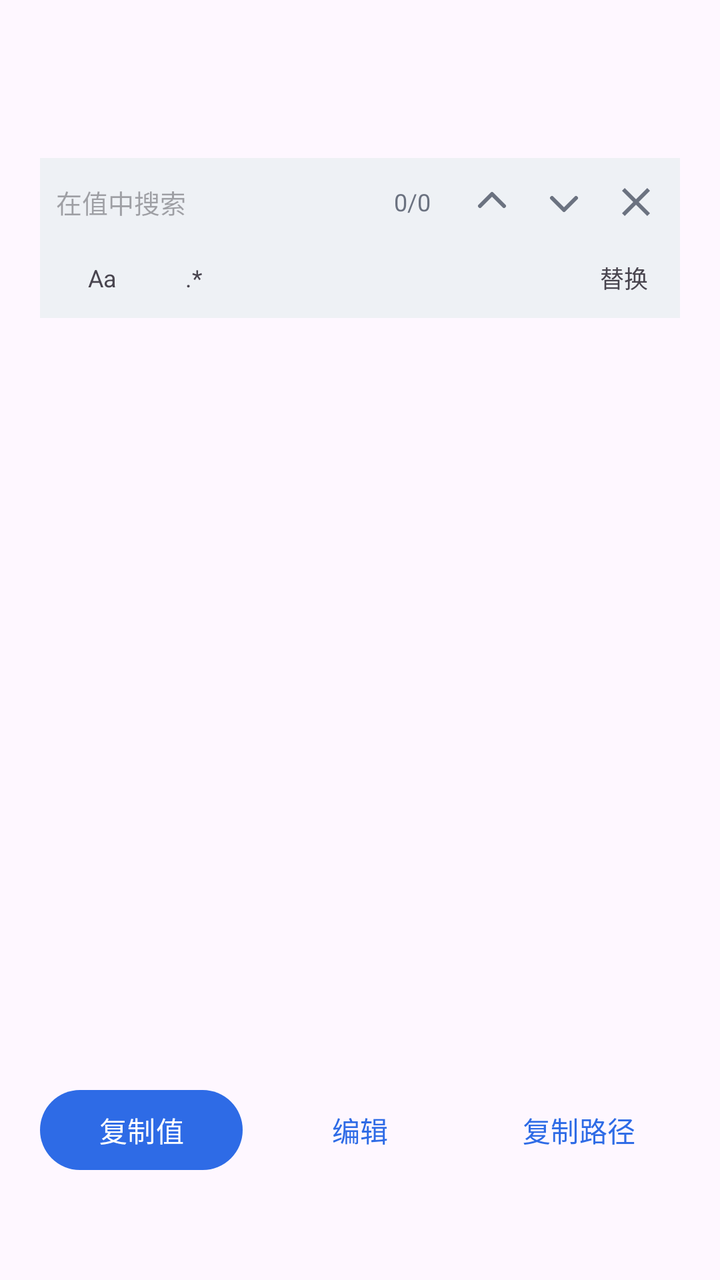
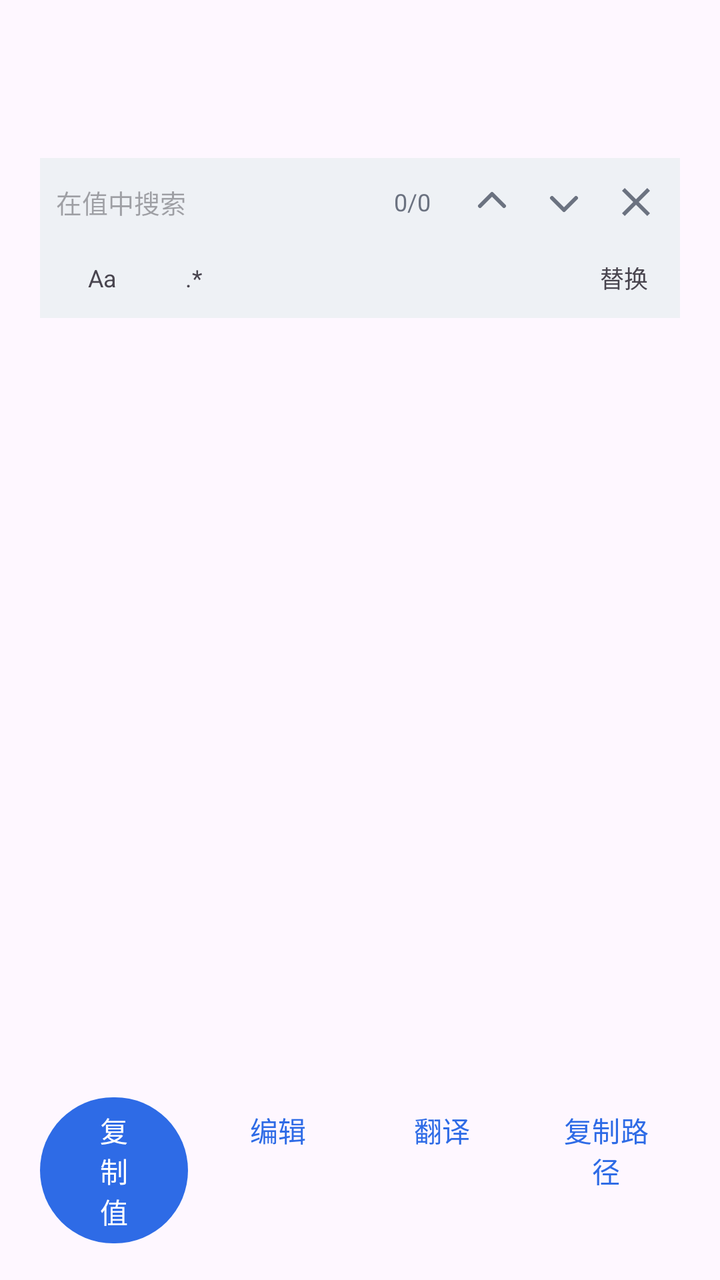

Compare the two renders of this Android layout. The source of the first and the diff that turns it into the second are given below.
<!-- AndroidManifest.xml: application theme Theme.JsonViewer -->
<!-- res/layout/sheet_value.xml -->
<?xml version="1.0" encoding="utf-8"?>
<LinearLayout xmlns:android="http://schemas.android.com/apk/res/android"
    xmlns:app="http://schemas.android.com/apk/res-auto"
    android:id="@+id/valueRoot"
    android:layout_width="match_parent"
    android:layout_height="wrap_content"
    android:orientation="vertical"
    android:paddingStart="20dp"
    android:paddingTop="16dp"
    android:paddingEnd="20dp"
    android:paddingBottom="12dp">

    <TextView
        android:id="@+id/valueTitle"
        android:layout_width="match_parent"
        android:layout_height="wrap_content"
        android:ellipsize="middle"
        android:singleLine="true"
        android:textColor="@color/editor_text"
        android:textSize="16sp"
        android:textStyle="bold" />

    <TextView
        android:id="@+id/valuePath"
        android:layout_width="match_parent"
        android:layout_height="wrap_content"
        android:layout_marginTop="2dp"
        android:ellipsize="start"
        android:singleLine="true"
        android:textColor="@color/json_null"
        android:textSize="11sp" />

    <TextView
        android:id="@+id/valueMeta"
        android:layout_width="match_parent"
        android:layout_height="wrap_content"
        android:layout_marginTop="2dp"
        android:textColor="@color/json_null"
        android:textSize="11sp" />

    
    <LinearLayout
        android:id="@+id/searchPanelValue"
        android:layout_width="match_parent"
        android:layout_height="wrap_content"
        android:layout_marginTop="8dp"
        android:background="@color/editor_gutter"
        android:orientation="vertical"
        android:paddingStart="8dp"
        android:paddingEnd="4dp"
        android:paddingBottom="4dp">

    <LinearLayout
        android:id="@+id/searchRowValue"
        android:layout_width="match_parent"
        android:layout_height="44dp"
        android:gravity="center_vertical"
        android:orientation="horizontal">

        <EditText
            android:id="@+id/searchInputValue"
            android:layout_width="0dp"
            android:layout_height="match_parent"
            android:layout_weight="1"
            android:background="@null"
            android:hint="在值中搜索"
            android:imeOptions="actionSearch"
            android:inputType="text"
            android:singleLine="true"
            android:textSize="13sp" />

        <TextView
            android:id="@+id/searchCountValue"
            android:layout_width="wrap_content"
            android:layout_height="wrap_content"
            android:gravity="center"
            android:minWidth="44dp"
            android:text="0/0"
            android:textColor="@color/json_null"
            android:textSize="12sp" />

        <ImageButton
            android:id="@+id/searchPrevValue"
            android:layout_width="36dp"
            android:layout_height="36dp"
            android:background="?attr/selectableItemBackgroundBorderless"
            android:contentDescription="上一个"
            android:src="@drawable/ic_arrow_up"
            app:tint="@color/json_null" />

        <ImageButton
            android:id="@+id/searchNextValue"
            android:layout_width="36dp"
            android:layout_height="36dp"
            android:background="?attr/selectableItemBackgroundBorderless"
            android:contentDescription="下一个"
            android:src="@drawable/ic_arrow_down"
            app:tint="@color/json_null" />

        <ImageButton
            android:id="@+id/searchCloseValue"
            android:layout_width="36dp"
            android:layout_height="36dp"
            android:background="?attr/selectableItemBackgroundBorderless"
            android:contentDescription="关闭搜索"
            android:src="@drawable/ic_close"
            app:tint="@color/json_null" />
    </LinearLayout>

    
    <include layout="@layout/view_search_options" />
    </LinearLayout>

    
    <HorizontalScrollView
        android:id="@+id/typeRowScroll"
        android:layout_width="match_parent"
        android:layout_height="wrap_content"
        android:layout_marginTop="8dp"
        android:clipToPadding="false"
        android:scrollbars="none"
        android:visibility="gone">

        <LinearLayout
            android:id="@+id/typeRow"
            android:layout_width="wrap_content"
            android:layout_height="wrap_content"
            android:orientation="horizontal" />
    </HorizontalScrollView>

    
    <FrameLayout
        android:id="@+id/valueScrollContainer"
        android:layout_width="match_parent"
        android:layout_height="360dp"
        android:layout_marginTop="10dp">

        <androidx.core.widget.NestedScrollView
            android:id="@+id/valueScroll"
            android:layout_width="match_parent"
            android:layout_height="match_parent"
            android:scrollbars="none">

            <TextView
                android:id="@+id/valueFull"
                android:layout_width="match_parent"
                android:layout_height="wrap_content"
                android:fontFamily="monospace"
                android:textColor="@color/editor_text"
                android:textIsSelectable="true"
                android:textSize="13sp" />
        </androidx.core.widget.NestedScrollView>

        <View
            android:id="@+id/scrollThumb"
            android:layout_width="12dp"
            android:layout_height="48dp"
            android:layout_gravity="end"
            android:layout_marginEnd="1dp"
            android:background="@drawable/scrollbar_thumb"
            android:visibility="gone" />

        
        <com.guaner.jsonviewer.ui.CodeEditorView
            android:id="@+id/valueEditor"
            android:layout_width="match_parent"
            android:layout_height="match_parent"
            android:visibility="gone" />
    </FrameLayout>

    
    <LinearLayout
        android:id="@+id/actionRowReadonly"
        android:layout_width="match_parent"
        android:layout_height="wrap_content"
        android:layout_marginTop="12dp"
        android:orientation="horizontal">

        <Button
            android:id="@+id/copyValueButton"
            style="@style/Widget.Material3.Button"
            android:layout_width="0dp"
            android:layout_height="wrap_content"
            android:layout_weight="1"
            android:text="复制值" />

        <Space
            android:layout_width="8dp"
            android:layout_height="wrap_content" />

        <Button
            android:id="@+id/editValueButton"
            style="@style/Widget.Material3.Button.TextButton"
            android:layout_width="0dp"
            android:layout_height="wrap_content"
            android:layout_weight="1"
            android:text="编辑" />

        <Space
            android:layout_width="8dp"
            android:layout_height="wrap_content" />

        <Button
            android:id="@+id/copyPathButton"
            style="@style/Widget.Material3.Button.TextButton"
            android:layout_width="0dp"
            android:layout_height="wrap_content"
            android:layout_weight="1"
            android:text="复制路径" />
    </LinearLayout>

    
    <LinearLayout
        android:id="@+id/actionRowEdit"
        android:layout_width="match_parent"
        android:layout_height="wrap_content"
        android:layout_marginTop="12dp"
        android:orientation="horizontal"
        android:visibility="gone">

        <Button
            android:id="@+id/resetValueButton"
            style="@style/Widget.Material3.Button.TextButton"
            android:layout_width="0dp"
            android:layout_height="wrap_content"
            android:layout_weight="1"
            android:text="重置" />

        <Space
            android:layout_width="8dp"
            android:layout_height="wrap_content" />

        <Button
            android:id="@+id/cancelEditButton"
            style="@style/Widget.Material3.Button.TextButton"
            android:layout_width="0dp"
            android:layout_height="wrap_content"
            android:layout_weight="1"
            android:text="取消" />

        <Space
            android:layout_width="8dp"
            android:layout_height="wrap_content" />

        <Button
            android:id="@+id/saveValueButton"
            style="@style/Widget.Material3.Button"
            android:layout_width="0dp"
            android:layout_height="wrap_content"
            android:layout_weight="1"
            android:text="保存" />
    </LinearLayout>

</LinearLayout>
<!-- res/layout/view_search_options.xml (included above) -->
<?xml version="1.0" encoding="utf-8"?>
<merge xmlns:android="http://schemas.android.com/apk/res/android">

    <LinearLayout
        android:id="@+id/searchOptionsRow"
        android:layout_width="match_parent"
        android:layout_height="32dp"
        android:gravity="center_vertical"
        android:orientation="horizontal">

        <TextView
            android:id="@+id/searchCaseToggle"
            android:layout_width="wrap_content"
            android:layout_height="match_parent"
            android:gravity="center"
            android:minWidth="46dp"
            android:paddingStart="8dp"
            android:paddingEnd="8dp"
            android:text="Aa"
            android:textSize="12sp" />

        <TextView
            android:id="@+id/searchRegexToggle"
            android:layout_width="wrap_content"
            android:layout_height="match_parent"
            android:gravity="center"
            android:minWidth="46dp"
            android:paddingStart="8dp"
            android:paddingEnd="8dp"
            android:text=".*"
            android:textSize="12sp" />

        <View
            android:layout_width="0dp"
            android:layout_height="1dp"
            android:layout_weight="1" />

        <TextView
            android:id="@+id/searchReplaceToggle"
            android:layout_width="wrap_content"
            android:layout_height="match_parent"
            android:gravity="center"
            android:paddingStart="12dp"
            android:paddingEnd="12dp"
            android:text="替换"
            android:textSize="12sp" />
    </LinearLayout>

    <LinearLayout
        android:id="@+id/searchReplaceRow"
        android:layout_width="match_parent"
        android:layout_height="40dp"
        android:gravity="center_vertical"
        android:orientation="horizontal"
        android:visibility="gone">

        <EditText
            android:id="@+id/searchReplaceInput"
            android:layout_width="0dp"
            android:layout_height="match_parent"
            android:layout_weight="1"
            android:background="@null"
            android:hint="替换为"
            android:imeOptions="actionDone"
            android:inputType="text"
            android:singleLine="true"
            android:textSize="13sp" />

        <TextView
            android:id="@+id/searchReplaceOne"
            android:layout_width="wrap_content"
            android:layout_height="match_parent"
            android:gravity="center"
            android:paddingStart="10dp"
            android:paddingEnd="10dp"
            android:text="替换"
            android:textSize="12sp" />

        <TextView
            android:id="@+id/searchReplaceAll"
            android:layout_width="wrap_content"
            android:layout_height="match_parent"
            android:gravity="center"
            android:paddingStart="10dp"
            android:paddingEnd="10dp"
            android:text="全部"
            android:textSize="12sp" />
    </LinearLayout>
</merge>
<!-- resources referenced by this layout -->
<resources>
  <color name="editor_gutter">#EEF1F5</color>
  <color name="editor_text">#1F2933</color>
  <color name="json_null">#6B7280</color>
  <!-- drawable ic_arrow_down (drawable) -->
  <?xml version="1.0" encoding="utf-8"?>
  <vector xmlns:android="http://schemas.android.com/apk/res/android"
      android:width="24dp"
      android:height="24dp"
      android:viewportWidth="24"
      android:viewportHeight="24">
      <path
          android:pathData="M6,10 L12,16 L18,10"
          android:strokeColor="@android:color/white"
          android:strokeWidth="2"
          android:strokeLineCap="round"
          android:strokeLineJoin="round" />
  </vector>
  <!-- drawable ic_arrow_up (drawable) -->
  <?xml version="1.0" encoding="utf-8"?>
  <vector xmlns:android="http://schemas.android.com/apk/res/android"
      android:width="24dp"
      android:height="24dp"
      android:viewportWidth="24"
      android:viewportHeight="24">
      <path
          android:pathData="M6,14 L12,8 L18,14"
          android:strokeColor="@android:color/white"
          android:strokeWidth="2"
          android:strokeLineCap="round"
          android:strokeLineJoin="round" />
  </vector>
  <!-- drawable ic_close (drawable) -->
  <?xml version="1.0" encoding="utf-8"?>
  <vector xmlns:android="http://schemas.android.com/apk/res/android"
      android:width="24dp"
      android:height="24dp"
      android:viewportWidth="24"
      android:viewportHeight="24">
      <path
          android:fillColor="@android:color/white"
          android:pathData="M19,6.41 L17.59,5 L12,10.59 L6.41,5 L5,6.41 L10.59,12 L5,17.59 L6.41,19 L12,13.41 L17.59,19 L19,17.59 L13.41,12 Z" />
  </vector>
  <!-- drawable scrollbar_thumb (drawable) -->
  <?xml version="1.0" encoding="utf-8"?>
  <layer-list xmlns:android="http://schemas.android.com/apk/res/android">
      <item
          android:left="2dp"
          android:right="2dp">
          <shape android:shape="rectangle">
              <solid android:color="#808080" />
              <corners android:radius="7dp" />
          </shape>
      </item>
  </layer-list>
  <style name="Theme.JsonViewer" parent="Theme.Material3.DayNight.NoActionBar">
          <item name="colorPrimary">@color/brand</item>
          <item name="colorOnPrimary">@color/white</item>
          <item name="colorSecondary">@color/brand</item>
      </style>
  <color name="brand">#2E6BE6</color>
  <color name="white">#FFFFFFFF</color>
</resources>

<!-- the commit's change to res/layout/sheet_value.xml (unified diff, before → after) -->
@@ -112,6 +112,71 @@
     </LinearLayout>
 
     
+    <LinearLayout
+        android:id="@+id/translatePanel"
+        android:layout_width="match_parent"
+        android:layout_height="wrap_content"
+        android:layout_marginTop="8dp"
+        android:background="@color/editor_gutter"
+        android:orientation="vertical"
+        android:paddingStart="10dp"
+        android:paddingTop="4dp"
+        android:paddingEnd="6dp"
+        android:paddingBottom="6dp"
+        android:visibility="gone">
+
+        <LinearLayout
+            android:layout_width="match_parent"
+            android:layout_height="wrap_content"
+            android:gravity="center_vertical"
+            android:orientation="horizontal">
+
+            <TextView
+                android:id="@+id/translateStatus"
+                android:layout_width="0dp"
+                android:layout_height="wrap_content"
+                android:layout_weight="1"
+                android:ellipsize="end"
+                android:singleLine="true"
+                android:textColor="@color/json_null"
+                android:textSize="11sp" />
+
+            <ImageButton
+                android:id="@+id/translateCopy"
+                android:layout_width="32dp"
+                android:layout_height="32dp"
+                android:background="?attr/selectableItemBackgroundBorderless"
+                android:contentDescription="复制翻译结果"
+                android:src="@drawable/ic_copy"
+                app:tint="@color/json_null" />
+
+            <ImageButton
+                android:id="@+id/translateClose"
+                android:layout_width="32dp"
+                android:layout_height="32dp"
+                android:background="?attr/selectableItemBackgroundBorderless"
+                android:contentDescription="关闭翻译"
+                android:src="@drawable/ic_close"
+                app:tint="@color/json_null" />
+        </LinearLayout>
+
+        <androidx.core.widget.NestedScrollView
+            android:id="@+id/translateScroll"
+            android:layout_width="match_parent"
+            android:layout_height="wrap_content"
+            android:scrollbars="none">
+
+            <TextView
+                android:id="@+id/translateResult"
+                android:layout_width="match_parent"
+                android:layout_height="wrap_content"
+                android:textColor="@color/editor_text"
+                android:textIsSelectable="true"
+                android:textSize="13sp" />
+        </androidx.core.widget.NestedScrollView>
+    </LinearLayout>
+
+    
     <HorizontalScrollView
         android:id="@+id/typeRowScroll"
         android:layout_width="match_parent"
@@ -201,6 +266,18 @@
             android:layout_height="wrap_content" />
 
         <Button
+            android:id="@+id/translateButton"
+            style="@style/Widget.Material3.Button.TextButton"
+            android:layout_width="0dp"
+            android:layout_height="wrap_content"
+            android:layout_weight="1"
+            android:text="翻译" />
+
+        <Space
+            android:layout_width="8dp"
+            android:layout_height="wrap_content" />
+
+        <Button
             android:id="@+id/copyPathButton"
             style="@style/Widget.Material3.Button.TextButton"
             android:layout_width="0dp"
<!-- resource entries referenced after the edit -->
@@ -42,6 +42,20 @@
           android:fillColor="@android:color/white"
           android:pathData="M19,6.41 L17.59,5 L12,10.59 L6.41,5 L5,6.41 L10.59,12 L5,17.59 L6.41,19 L12,13.41 L17.59,19 L19,17.59 L13.41,12 Z" />
   </vector>
+  <!-- drawable ic_copy (drawable) -->
+  <?xml version="1.0" encoding="utf-8"?>
+  <vector xmlns:android="http://schemas.android.com/apk/res/android"
+      android:width="24dp"
+      android:height="24dp"
+      android:viewportWidth="24"
+      android:viewportHeight="24">
+      <path
+          android:fillColor="@android:color/white"
+          android:pathData="M16,1 L4,1 C2.9,1 2,1.9 2,3 L2,17 L4,17 L4,3 L16,3 Z" />
+      <path
+          android:fillColor="@android:color/white"
+          android:pathData="M19,5 L8,5 C6.9,5 6,5.9 6,7 L6,21 C6,22.1 6.9,23 8,23 L19,23 C20.1,23 21,22.1 21,21 L21,7 C21,5.9 20.1,5 19,5 Z M19,21 L8,21 L8,7 L19,7 Z" />
+  </vector>
   <!-- drawable scrollbar_thumb (drawable) -->
   <?xml version="1.0" encoding="utf-8"?>
   <layer-list xmlns:android="http://schemas.android.com/apk/res/android">
